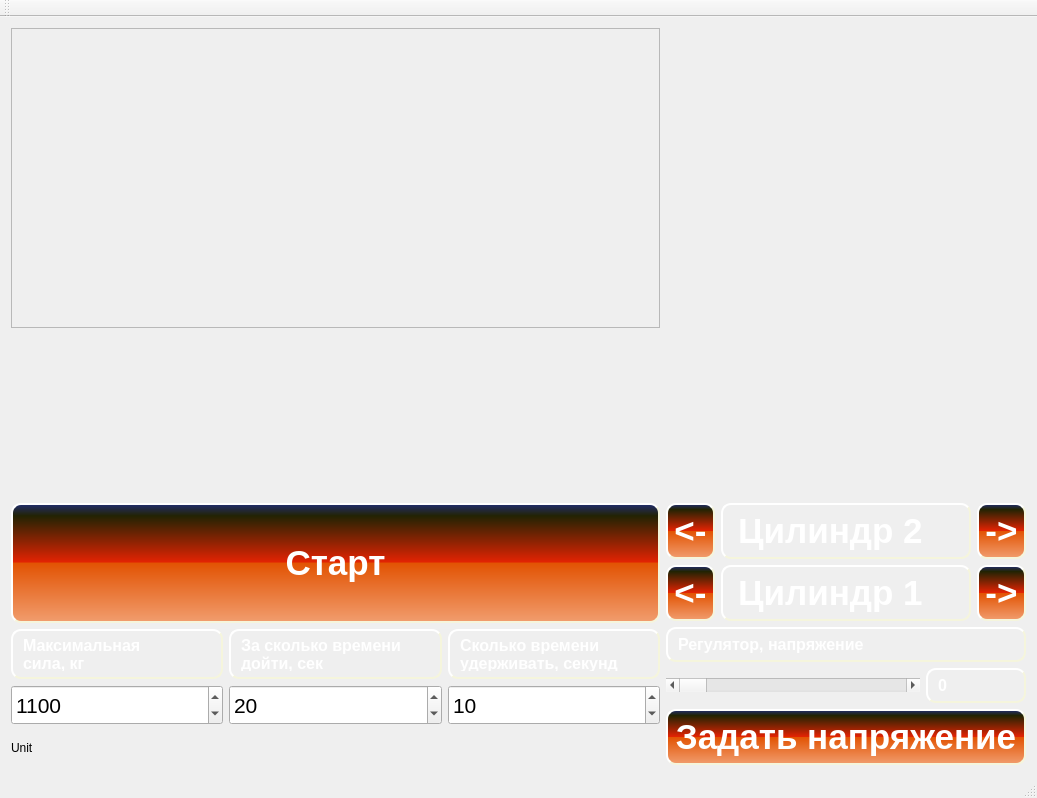
Above: mainwindow.ui from andreyshmelev/strength-test-with-camera-and-qcustomplot before the change. Below: the same form after it.
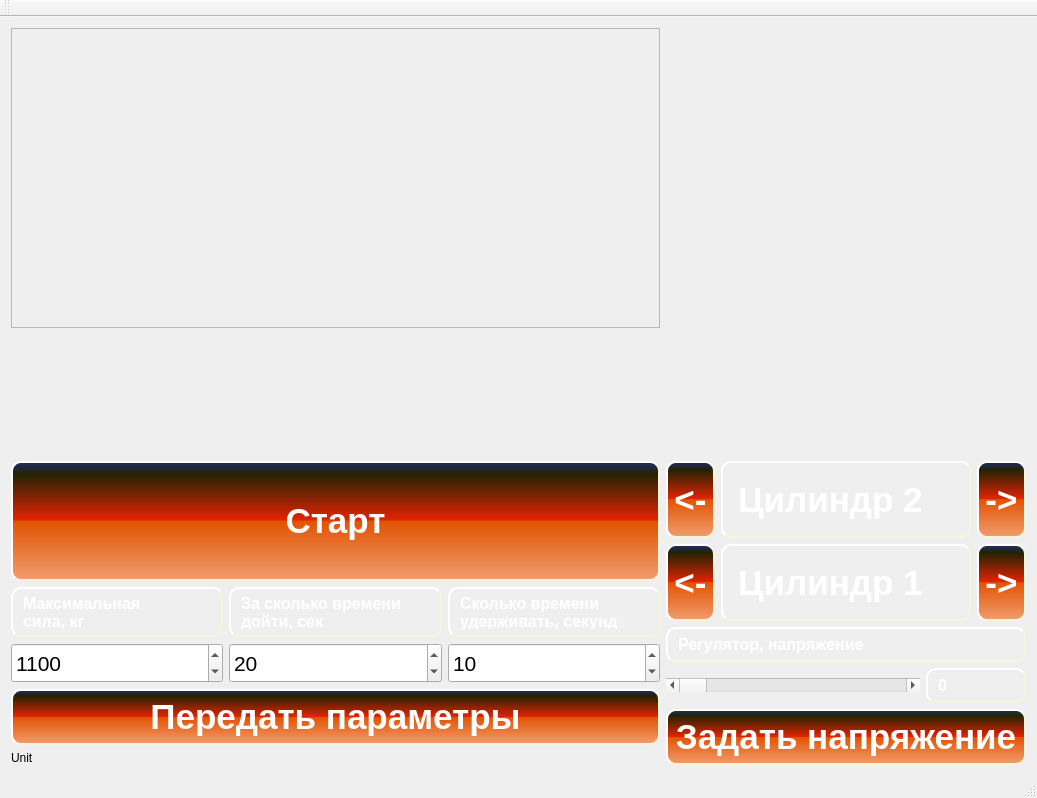
That is the form after the change. Custom widgets are drawn as their Qt base class.

Commit message: добавил кнопку передачи параметров

The edit to the form file:
```diff
--- a/mainwindow.ui
+++ b/mainwindow.ui
@@ -602,8 +602,8 @@
     </item>
     <item row="3" column="0">
      <layout class="QGridLayout" name="gridLayout_5">
-      <item row="1" column="0">
-       <widget class="QSpinBox" name="spinBox">
+      <item row="1" column="2">
+       <widget class="QSpinBox" name="holdtimespinBox">
         <property name="minimumSize">
          <size>
           <width>0</width>
@@ -627,79 +627,11 @@
          <number>1</number>
         </property>
         <property name="maximum">
-         <number>2500</number>
-        </property>
-        <property name="singleStep">
-         <number>100</number>
+         <number>660</number>
         </property>
         <property name="value">
-         <number>1100</number>
-        </property>
-       </widget>
-      </item>
-      <item row="0" column="0">
-       <widget class="QLabel" name="label">
-        <property name="sizePolicy">
-         <sizepolicy hsizetype="Preferred" vsizetype="Minimum">
-          <horstretch>0</horstretch>
-          <verstretch>0</verstretch>
-         </sizepolicy>
-        </property>
-        <property name="maximumSize">
-         <size>
-          <width>16777215</width>
-          <height>50</height>
-         </size>
-        </property>
-        <property name="styleSheet">
-         <string notr="true">
-
-    border-style: outset;
-    border-width: 2px;
-    border-radius: 10px;
-    border-color: beige;
-    font: bold 16px; color: white;
-    padding: 6px;</string>
-        </property>
-        <property name="text">
-         <string>Максимальная
-сила, кг</string>
-        </property>
-       </widget>
-      </item>
-      <item row="1" column="1">
-       <widget class="QSpinBox" name="spinBox_2">
-        <property name="minimumSize">
-         <size>
-          <width>0</width>
-          <height>40</height>
-         </size>
-        </property>
-        <property name="font">
-         <font>
-          <pointsize>16</pointsize>
-         </font>
-        </property>
-        <property name="styleSheet">
-         <string notr="true"> QSpinBox {
-     padding-right: 15px; /* make room for the arrows */
-     border-width: 3;
- }
-
-</string>
-        </property>
-        <property name="minimum">
-         <number>1</number>
-        </property>
-        <property name="maximum">
-         <number>600</number>
-        </property>
-        <property name="singleStep">
          <number>10</number>
         </property>
-        <property name="value">
-         <number>20</number>
-        </property>
        </widget>
       </item>
       <item row="0" column="1">
@@ -732,6 +664,41 @@
         </property>
        </widget>
       </item>
+      <item row="1" column="1">
+       <widget class="QSpinBox" name="worktimespinBox">
+        <property name="minimumSize">
+         <size>
+          <width>0</width>
+          <height>40</height>
+         </size>
+        </property>
+        <property name="font">
+         <font>
+          <pointsize>16</pointsize>
+         </font>
+        </property>
+        <property name="styleSheet">
+         <string notr="true"> QSpinBox {
+     padding-right: 15px; /* make room for the arrows */
+     border-width: 3;
+ }
+
+</string>
+        </property>
+        <property name="minimum">
+         <number>1</number>
+        </property>
+        <property name="maximum">
+         <number>600</number>
+        </property>
+        <property name="singleStep">
+         <number>10</number>
+        </property>
+        <property name="value">
+         <number>20</number>
+        </property>
+       </widget>
+      </item>
       <item row="0" column="2">
        <widget class="QLabel" name="label_2">
         <property name="sizePolicy">
@@ -762,8 +729,38 @@
         </property>
        </widget>
       </item>
-      <item row="1" column="2">
-       <widget class="QSpinBox" name="spinBox_3">
+      <item row="0" column="0">
+       <widget class="QLabel" name="label">
+        <property name="sizePolicy">
+         <sizepolicy hsizetype="Preferred" vsizetype="Minimum">
+          <horstretch>0</horstretch>
+          <verstretch>0</verstretch>
+         </sizepolicy>
+        </property>
+        <property name="maximumSize">
+         <size>
+          <width>16777215</width>
+          <height>50</height>
+         </size>
+        </property>
+        <property name="styleSheet">
+         <string notr="true">
+
+    border-style: outset;
+    border-width: 2px;
+    border-radius: 10px;
+    border-color: beige;
+    font: bold 16px; color: white;
+    padding: 6px;</string>
+        </property>
+        <property name="text">
+         <string>Максимальная
+сила, кг</string>
+        </property>
+       </widget>
+      </item>
+      <item row="1" column="0">
+       <widget class="QSpinBox" name="MaxForseSpinBox">
         <property name="minimumSize">
          <size>
           <width>0</width>
@@ -787,10 +784,84 @@
          <number>1</number>
         </property>
         <property name="maximum">
-         <number>660</number>
+         <number>2500</number>
+        </property>
+        <property name="singleStep">
+         <number>100</number>
         </property>
         <property name="value">
-         <number>10</number>
+         <number>1100</number>
+        </property>
+       </widget>
+      </item>
+      <item row="2" column="0" colspan="3">
+       <widget class="QPushButton" name="sendparamsbutton">
+        <property name="sizePolicy">
+         <sizepolicy hsizetype="Expanding" vsizetype="Expanding">
+          <horstretch>0</horstretch>
+          <verstretch>0</verstretch>
+         </sizepolicy>
+        </property>
+        <property name="minimumSize">
+         <size>
+          <width>300</width>
+          <height>0</height>
+         </size>
+        </property>
+        <property name="maximumSize">
+         <size>
+          <width>16777215</width>
+          <height>120</height>
+         </size>
+        </property>
+        <property name="font">
+         <font>
+          <pointsize>-1</pointsize>
+          <weight>75</weight>
+          <italic>false</italic>
+          <bold>true</bold>
+         </font>
+        </property>
+        <property name="styleSheet">
+         <string notr="true">QPushButton 
+{
+background-color: QLinearGradient( x1: 0, y1: 0, x2: 0, y2: 1, stop: 0 #212D6E, stop: 0.1 #222303, stop: 0.49 #E22303, stop: 0.5 #E25303, stop: 1 #F19D6E);
+
+
+    border-style: outset;
+    border-width: 2px;
+    border-radius: 10px;
+    border-color: beige;
+    font: bold 35px; color: white;
+    padding: 6px;
+}
+
+
+
+QPushButton:disabled 
+{
+background-color: qlineargradient(spread:pad, x1:0, y1:0, x2:1, y2:0, stop:0 rgba(226,83,3, 70), stop:1 rgba(226,83,3, 70));
+    border-style: outset;
+    border-width: 2px;
+    border-radius: 10px;
+    border-color: beige;
+    font: bold 35px; color: white;
+    padding: 6px;
+}
+
+QPushButton:pressed 
+{
+background-color: qlineargradient(spread:pad, x1:0, y1:0, x2:0, y2:1, stop:0 rgba(0xe2,0x3c,0x03, 255), stop:1 rgba(226,83,3, 255));
+    border-style: outset;
+    border-width: 2px;
+    border-radius: 10px;
+    border-color: beige;
+    font: bold 35px; color: white;
+    padding: 6px;
+}</string>
+        </property>
+        <property name="text">
+         <string>Передать параметры</string>
         </property>
        </widget>
       </item>
```
The commit also changes 2 other files.
